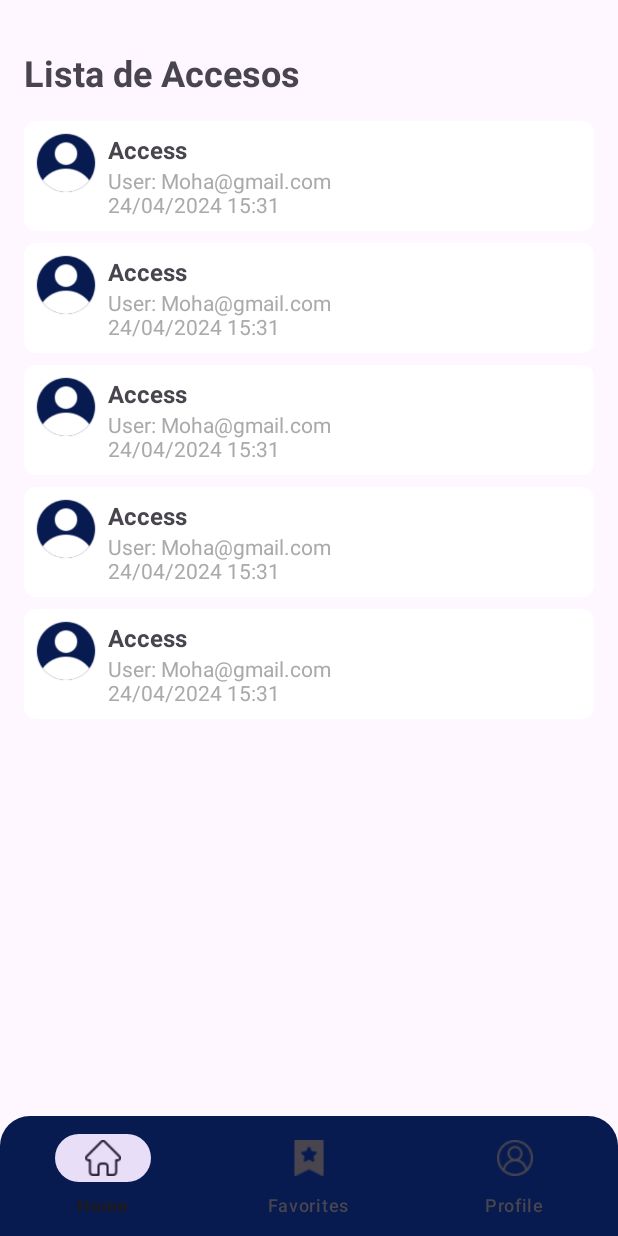
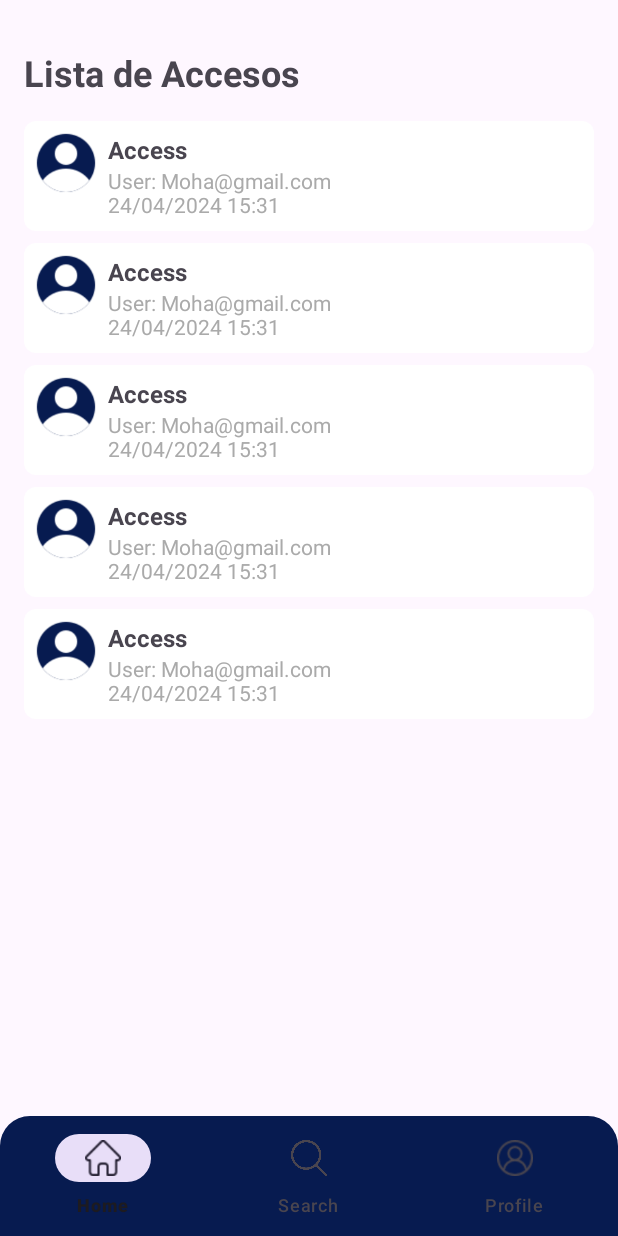
Before and after one commit to mlab1308/PROYECTO-DAM-Mohamed, an Android app: the adminDashboardActivity screen opened directly, with no data from a screen before it, on a phone screen of 412 x 824 dp. Run offline under Robolectric (Android 15) with nearby library versions, the phone set to English and light mode, and no system bars; Roboto replaces fonts that are not available here.

Commit message:
navbar admin

```diff
--- a/AutolabibScan/app/src/main/java/iesmm/pmdm/autolabibscan/Activities/adminDashboardActivity.java
+++ b/AutolabibScan/app/src/main/java/iesmm/pmdm/autolabibscan/Activities/adminDashboardActivity.java
@@ -4,7 +4,10 @@ import androidx.appcompat.app.AppCompatActivity;
 import androidx.recyclerview.widget.LinearLayoutManager;
 import androidx.recyclerview.widget.RecyclerView;
 
+import android.content.Intent;
 import android.os.Bundle;
+
+import com.google.android.material.bottomnavigation.BottomNavigationView;
 
 import java.util.ArrayList;
 import java.util.List;
@@ -17,6 +20,7 @@ public class adminDashboardActivity extends AppCompatActivity {
     private RecyclerView recyclerView;
     private AccessAdapter adapter;
     private List<AccessItem> accessItemList;
+    private BottomNavigationView bottomNavigationView;
 
     @Override
     protected void onCreate(Bundle savedInstanceState) {
@@ -25,7 +29,9 @@ public class adminDashboardActivity extends AppCompatActivity {
 
         recyclerView = findViewById(R.id.accessList);
         recyclerView.setLayoutManager(new LinearLayoutManager(this));
+        bottomNavigationView = findViewById(R.id.bottom_navigation);
 
+        setupBottomNavigation();
         // Crear una lista de ejemplos de AccessItem
         accessItemList = new ArrayList<>();
         for (int i = 0; i < 5; i++) {
@@ -35,4 +41,26 @@ public class adminDashboardActivity extends AppCompatActivity {
         adapter = new AccessAdapter(accessItemList);
         recyclerView.setAdapter(adapter);
     }
+
+
+    private void setupBottomNavigation() {
+        bottomNavigationView.setOnItemSelectedListener(item -> {
+            int id = item.getItemId();
+            Intent intent = null;
+            if (id == R.id.navigation_home) {
+                // Ya estamos en home, no hacer nada
+                //return true;
+            } else if (id == R.id.navigation_search) {
+                intent = new Intent(this, userDashboardActivity.class);
+            } else if (id == R.id.navigation_profile) {
+                intent = new Intent(this, profileActivity.class);
+            }
+
+            if (intent != null) {
+                startActivity(intent);
+                return true;
+            }
+            return false;
+        });
+    }
 }
--- a/AutolabibScan/app/src/main/res/layout/activity_admin_dashboard.xml
+++ b/AutolabibScan/app/src/main/res/layout/activity_admin_dashboard.xml
@@ -38,6 +38,6 @@
         android:layout_height="wrap_content"
         android:layout_gravity="bottom"
         android:background="@drawable/rounded_bottom_navigation"
-        app:menu="@menu/bottom_navigation_menu" />
+        app:menu="@menu/bottom_navigation_menu_admin" />
 
 </androidx.coordinatorlayout.widget.CoordinatorLayout>
--- /dev/null
+++ b/AutolabibScan/app/src/main/res/menu/bottom_navigation_menu_admin.xml
@@ -0,0 +1,13 @@
+<menu xmlns:android="http://schemas.android.com/apk/res/android">
+    <item android:id="@+id/navigation_home"
+        android:title="Home"
+        android:icon="@drawable/ic_home" />
+
+    <item android:id="@+id/navigation_search"
+        android:title="Search"
+        android:icon="@drawable/ic_search" />
+
+    <item android:id="@+id/navigation_profile"
+        android:title="Profile"
+        android:icon="@drawable/ic_profile" />
+</menu>
```
